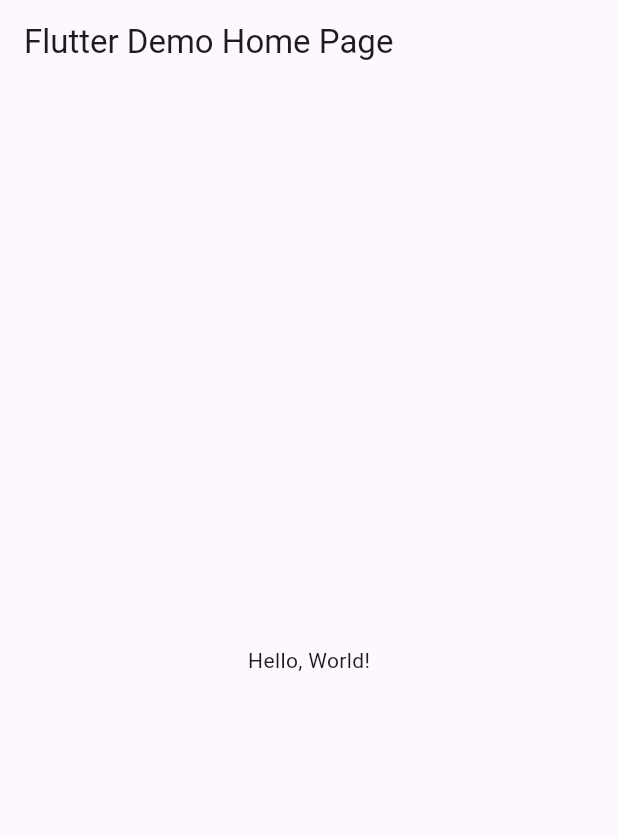
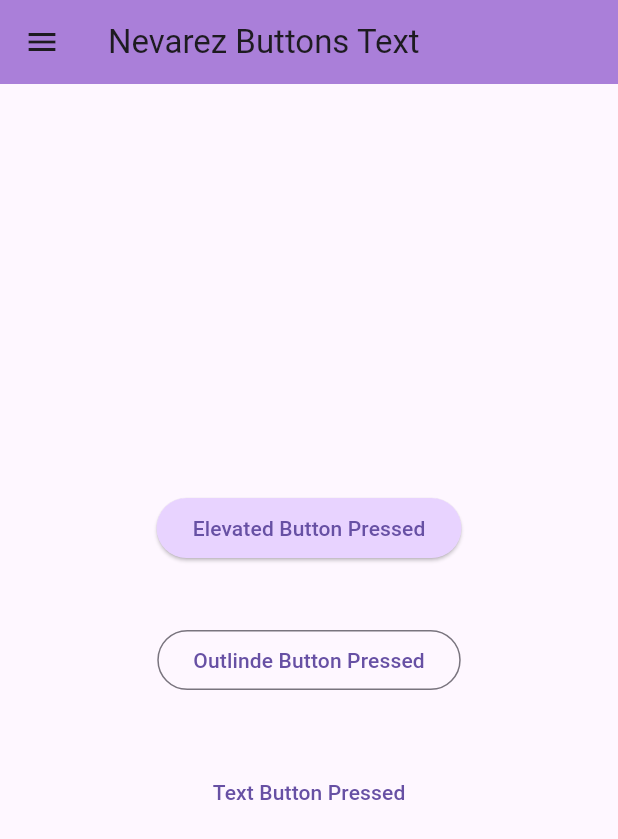
Before and after one commit to NevarezOrtegaEdna/UII_Act8_TabBar, a Flutter app: the screen it shows after launch, on a phone screen of 412 x 824 dp. Shown: the top 839 px of the screen. Run offline on Flutter 3.47's test engine with Material 3 defaults, Android fonts, the phone set to English and light mode, and no system bars.

```diff
--- /dev/null
+++ b/lib/inicio.dart
@@ -0,0 +1,57 @@
+//import 'package:ejemplo_drawer_menu/drawer_menu.dart';
+import 'package:flutter/material.dart';
+import 'package:nevarez/drawer_menu.dart';
+
+class Inicio extends StatelessWidget {
+  static const String routeName = '/inicio';
+
+  @override
+  Widget build(BuildContext context) {
+    return Scaffold(
+      appBar: AppBar(
+        title: Text("Nevarez Buttons Text"),
+        backgroundColor: Color(0xffaa7fd9),
+      ),
+      drawer: DrawerMenu(),
+      body: Container(
+        alignment: Alignment.center,
+        child: Column(
+          mainAxisAlignment: MainAxisAlignment.center,
+          children: [
+            Container(
+              margin: EdgeInsets.all(20),
+              child: ElevatedButton(
+                onPressed: () {
+                  print("Elevated Icon Button pressed");
+                },
+                child: Text("Elevated Button Pressed"),
+                style: ButtonStyle(
+                  backgroundColor:
+                      MaterialStateProperty.all<Color>(Color(0xffe8d3ff)),
+                ),
+              ),
+            ),
+            Container(
+              margin: EdgeInsets.all(20),
+              child: OutlinedButton(
+                onPressed: () {
+                  print("Outlined Icon Button pressed");
+                },
+                child: Text("Outlinde Button Pressed"),
+              ),
+            ),
+            Container(
+              margin: EdgeInsets.all(20),
+              child: TextButton(
+                onPressed: () {
+                  print("Text Icon Button pressed");
+                },
+                child: Text("Text Button Pressed"),
+              ),
+            ),
+          ],
+        ),
+      ), // This trailing comma makes auto-formatting nicer for build methods.
+    );
+  }
+}
--- a/lib/main.dart
+++ b/lib/main.dart
@@ -1,43 +1,43 @@
 import 'package:flutter/material.dart';
+import 'package:nevarez/movies.dart';
+import 'package:nevarez/profile.dart';
+import 'package:nevarez/buttons.dart';
+//import 'package:nevarez/row_cinco.dart';
 
-void main() => runApp(MyApp());
+import 'contact.dart';
+import 'inicio.dart';
+
+void main() {
+  runApp(MyApp());
+}
 
 class MyApp extends StatelessWidget {
-  const MyApp({super.key});
+  static const String inicio = Inicio.routeName;
+  static const String profile = Profile.routeName;
+  static const String movies = Movies.routeName;
+  static const String contacts = Contact.routeName;
+  static const String buttons = Butttons.routeName;
+  //static const String row_cinco = Row_cinco.routeName;
+
   // This widget is the root of your application.
   @override
   Widget build(BuildContext context) {
     return MaterialApp(
-      // Application name
-      title: 'Flutter Hello World',
-      // Application theme data, you can set the colors for the application as
-      // you want
+      debugShowCheckedModeBanner: false,
+      title: 'Ejemplo Drawer Menu',
       theme: ThemeData(
-        // useMaterial3: false,
         primarySwatch: Colors.blue,
+        visualDensity: VisualDensity.adaptivePlatformDensity,
       ),
-      // A widget which will be started on application startup
-      home: MyHomePage(title: 'Flutter Demo Home Page'),
+      routes: {
+        inicio: (context) => Inicio(),
+        profile: (context) => Profile(),
+        movies: (context) => Movies(),
+        contacts: (context) => Contact(),
+        buttons: (context) => Butttons(),
+        //  row_cinco: (context) => Row_cinco(),
+      },
+      home: Inicio(),
     );
   }
 }
-
-class MyHomePage extends StatelessWidget {
-  final String title;
-  const MyHomePage({super.key, required this.title});
-
-  @override
-  Widget build(BuildContext context) {
-    return Scaffold(
-      appBar: AppBar(
-        // The title text which will be shown on the action bar
-        title: Text(title),
-      ),
-      body: Center(
-        child: Text(
-          'Hello, World!',
-        ),
-      ),
-    );
-  }
-}
--- a/pubspec.yaml
+++ b/pubspec.yaml
@@ -17,7 +17,8 @@ dev_dependencies:
 
 flutter:
   uses-material-design: true
-  # assets:
+  assets:
+    - assets/drawer_header.jpg
   #  - images/a_dot_burr.jpeg
   #  - images/a_dot_ham.jpeg
   # fonts:
```
Also changed, not shown: lib/buttons.dart (added, +85 -0 lines), lib/contact.dart (added, +79 -0 lines), lib/drawer_menu.dart (added, +85 -0 lines), lib/movies.dart (added, +53 -0 lines), lib/profile.dart (added, +53 -0 lines), assets/drawer_header.jpg (added).
